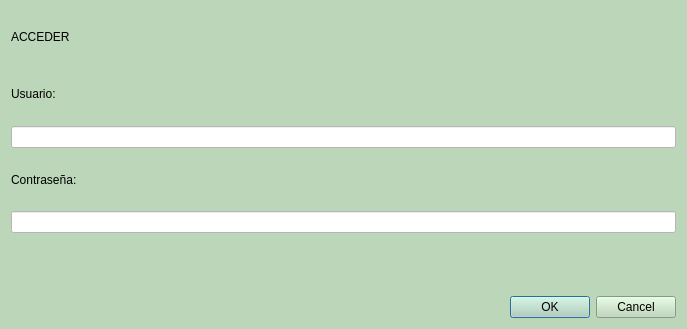
Above: ingreso.ui from luisallamas01/Entrega3 before the change. Below: the same form after it.
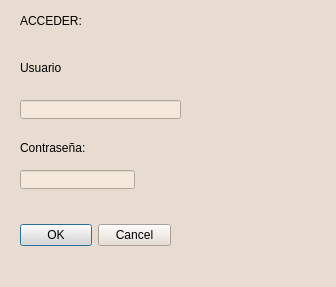
That is the form after the change. Icons and pictures are not drawn.

What changed in the file:
```diff
--- a/ingreso.ui
+++ b/ingreso.ui
@@ -6,52 +6,92 @@
    <rect>
     <x>0</x>
     <y>0</y>
-    <width>687</width>
-    <height>329</height>
+    <width>336</width>
+    <height>287</height>
    </rect>
   </property>
   <property name="windowTitle">
    <string>Dialog</string>
   </property>
   <property name="styleSheet">
-   <string notr="true">background-color: rgb(187, 214, 185)</string>
+   <string notr="true">background-color: rgb(232, 220, 208);</string>
   </property>
-  <layout class="QVBoxLayout" name="verticalLayout">
-   <item>
-    <widget class="QLabel" name="label_3">
-     <property name="styleSheet">
-      <string notr="true">background-color: rgb(187, 214, 185)</string>
-     </property>
-     <property name="text">
-      <string>ACCEDER</string>
-     </property>
-    </widget>
-   </item>
-   <item>
     <widget class="QLabel" name="label">
+   <property name="geometry">
+    <rect>
+     <x>20</x>
+     <y>60</y>
+     <width>41</width>
+     <height>16</height>
+    </rect>
+   </property>
      <property name="text">
       <string>Usuario:</string>
      </property>
     </widget>
-   </item>
-   <item>
-    <widget class="QLineEdit" name="usuario">
-     <property name="styleSheet">
-      <string notr="true">background-color: rgb(255, 255, 255);</string>
-     </property>
-    </widget>
-   </item>
-   <item>
     <widget class="QLabel" name="label_2">
+   <property name="geometry">
+    <rect>
+     <x>20</x>
+     <y>140</y>
+     <width>171</width>
+     <height>16</height>
+    </rect>
+   </property>
      <property name="text">
       <string>Contraseña:</string>
      </property>
     </widget>
-   </item>
-   <item>
+  <widget class="QLabel" name="mensaje">
+   <property name="geometry">
+    <rect>
+     <x>9</x>
+     <y>193</y>
+     <width>16</width>
+     <height>16</height>
+    </rect>
+   </property>
+   <property name="text">
+    <string/>
+   </property>
+  </widget>
+  <widget class="QLabel" name="label_4">
+   <property name="geometry">
+    <rect>
+     <x>20</x>
+     <y>10</y>
+     <width>61</width>
+     <height>21</height>
+    </rect>
+   </property>
+   <property name="text">
+    <string>ACCEDER:</string>
+   </property>
+  </widget>
+  <widget class="QLineEdit" name="usuario">
+   <property name="geometry">
+    <rect>
+     <x>20</x>
+     <y>100</y>
+     <width>161</width>
+     <height>19</height>
+    </rect>
+   </property>
+   <property name="styleSheet">
+    <string notr="true">background-color: rgb(244, 232, 219);</string>
+   </property>
+  </widget>
     <widget class="QLineEdit" name="password">
+   <property name="geometry">
+    <rect>
+     <x>20</x>
+     <y>170</y>
+     <width>115</width>
+     <height>19</height>
+    </rect>
+   </property>
      <property name="styleSheet">
-      <string notr="true">background-color: rgb(255, 255, 255);</string>
+    <string notr="true">background-color: rgb(244, 232, 219);</string>
      </property>
      <property name="echoMode">
       <enum>QLineEdit::Password</enum>
@@ -60,16 +100,15 @@
       <string/>
      </property>
     </widget>
-   </item>
-   <item>
-    <widget class="QLabel" name="mensaje">
-     <property name="text">
-      <string/>
-     </property>
-    </widget>
-   </item>
-   <item>
     <widget class="QDialogButtonBox" name="buttonBox">
+   <property name="geometry">
+    <rect>
+     <x>20</x>
+     <y>220</y>
+     <width>151</width>
+     <height>31</height>
+    </rect>
+   </property>
      <property name="orientation">
       <enum>Qt::Horizontal</enum>
      </property>
@@ -77,8 +116,25 @@
       <set>QDialogButtonBox::Cancel|QDialogButtonBox::Ok</set>
      </property>
     </widget>
-   </item>
-  </layout>
+  <widget class="QLabel" name="label_3">
+   <property name="geometry">
+    <rect>
+     <x>250</x>
+     <y>10</y>
+     <width>71</width>
+     <height>81</height>
+    </rect>
+   </property>
+   <property name="text">
+    <string/>
+   </property>
+   <property name="pixmap">
+    <pixmap>../../../Downloads/—Pngtree—rib medical cartoon model_6871082.png</pixmap>
+   </property>
+   <property name="scaledContents">
+    <bool>true</bool>
+   </property>
+  </widget>
  </widget>
  <resources/>
  <connections/>
```
Lines whose indentation alone changed are shown as unchanged.
